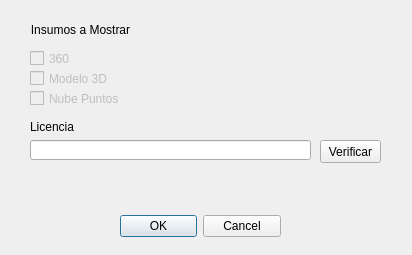
Qt form GeoKasInsumos_dialog_base.ui (GeoKasCol/qgis-plugin) before a commit.
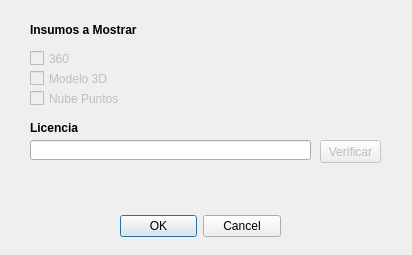
The same form after that commit.

Commit message: Add license verification functionality and update UI elements

Patch:
```diff
--- a/GeoKasInsumos_dialog_base.ui
+++ b/GeoKasInsumos_dialog_base.ui
@@ -34,15 +34,21 @@
     <rect>
      <x>30</x>
      <y>20</y>
-     <width>101</width>
+     <width>161</width>
      <height>20</height>
     </rect>
    </property>
+   <property name="font">
+    <font>
+     <weight>75</weight>
+     <bold>true</bold>
+    </font>
+   </property>
    <property name="text">
     <string>Insumos a Mostrar</string>
    </property>
    <property name="alignment">
-    <set>Qt::AlignCenter</set>
+    <set>Qt::AlignLeading|Qt::AlignLeft|Qt::AlignVCenter</set>
    </property>
   </widget>
   <widget class="QCheckBox" name="check360">
@@ -108,15 +114,24 @@
     <rect>
      <x>30</x>
      <y>120</y>
-     <width>47</width>
-     <height>13</height>
+     <width>121</width>
+     <height>16</height>
     </rect>
    </property>
+   <property name="font">
+    <font>
+     <weight>75</weight>
+     <bold>true</bold>
+    </font>
+   </property>
    <property name="text">
     <string>Licencia</string>
    </property>
   </widget>
   <widget class="QPushButton" name="buttonVerificar">
+   <property name="enabled">
+    <bool>false</bool>
+   </property>
    <property name="geometry">
     <rect>
      <x>320</x>
```
The commit also changes 3 other files.
